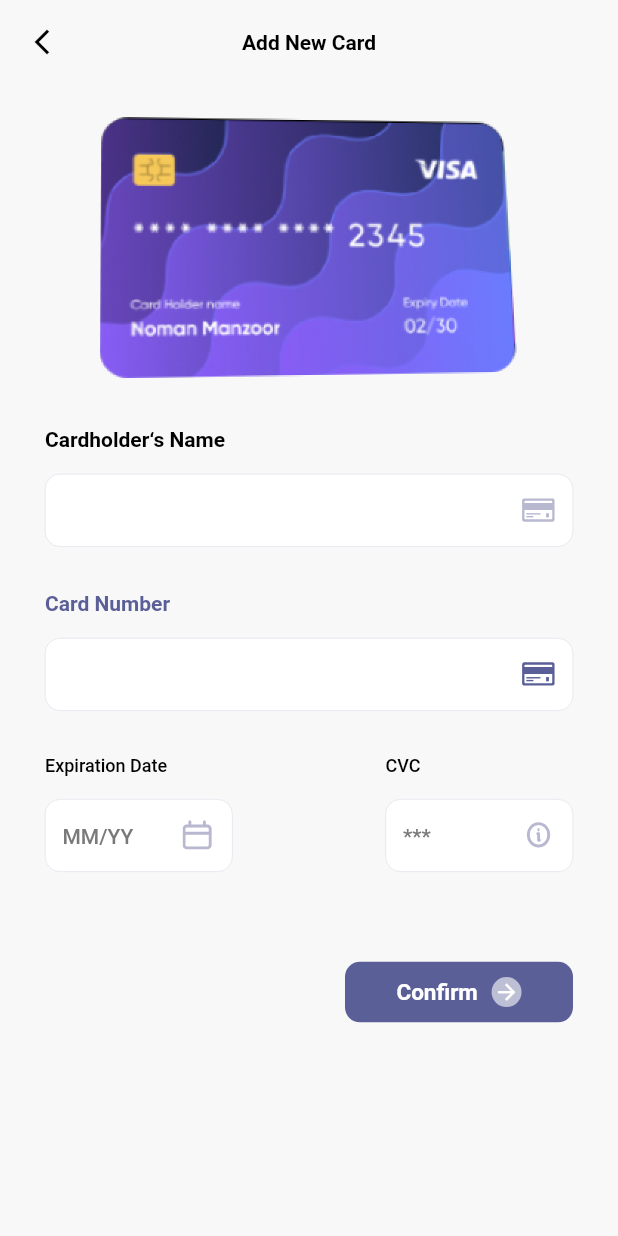
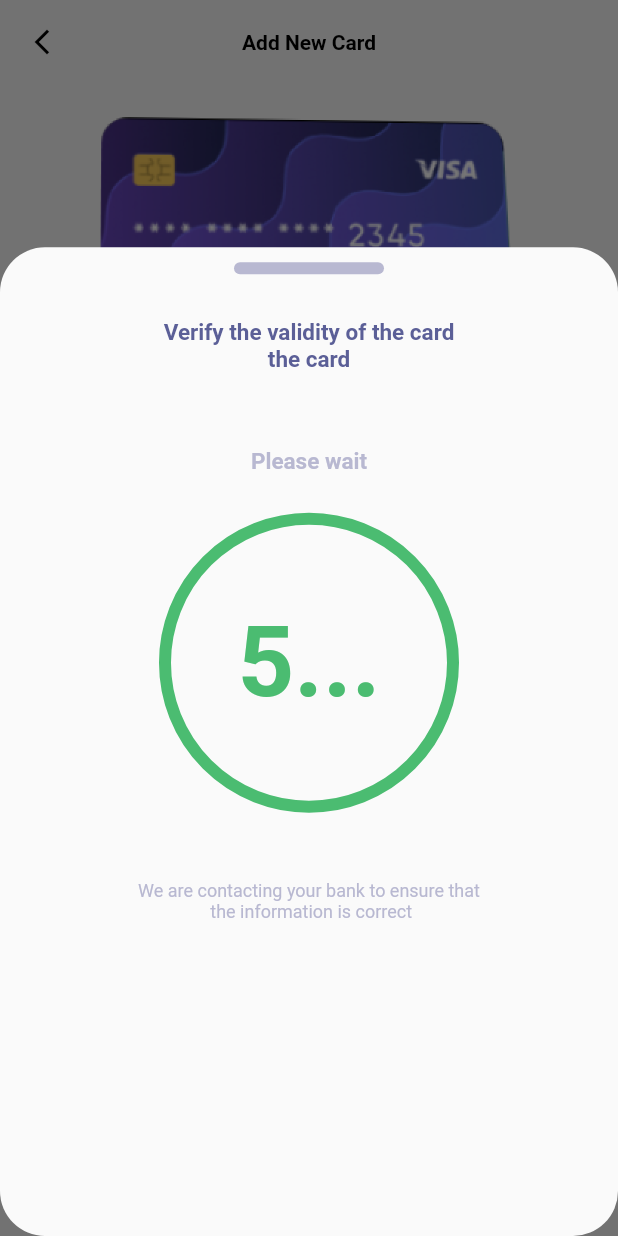
Before and after one commit to DoniaMustafa/sahelha, a Flutter app: the PaymentScreen screen opened by its route, after a tap on "Confirm", on a phone screen of 412 x 824 dp. Run offline on Flutter 3.47's test engine with Material 2 defaults, Android fonts, the phone set to English and light mode, and no system bars; our stand-ins replace flutter_svg, lottie, nb_utils, percent_indicator, pin_code_fields, smooth_star_rating_null_safety and 2 more; missing offline and left inert: horizontal_calendar, rolling_bottom_bar; Roboto replaces fonts that are missing (Poppins); statements that could not run were skipped.

Commit message:
donia update

```diff
--- a/lib/sre/choose_screen.dart
+++ b/lib/sre/choose_screen.dart
@@ -10,8 +10,15 @@ import 'package:sahelha_app/sre/application/utils/resources/values_manager.dart'
 import 'package:sahelha_app/sre/presentation/widgets/custom_button.dart';
 import 'package:sahelha_app/sre/presentation/widgets/custom_svg_image.dart';
 
-class ChooseScreen extends StatelessWidget {
-  const ChooseScreen({Key? key}) : super(key: key);
+class ChooseScreen extends StatefulWidget {
+   ChooseScreen({Key? key}) : super(key: key);
+
+  @override
+  State<ChooseScreen> createState() => _ChooseScreenState();
+}
+
+class _ChooseScreenState extends State<ChooseScreen> {
+  int index =0;
 
   @override
   Widget build(BuildContext context) {
@@ -63,7 +70,12 @@ class ChooseScreen extends StatelessWidget {
                       child: CustomButton(
                     text: 'student',
                     isIcon: true,
-                    onPressed: () => Navigator.pushNamed(context, Routes.signUpRoute),
+                    onPressed: () {
+                      setState(() {
+                        index=0;
+                      });
+                      Navigator.pushNamed(context, Routes.signUpRoute,arguments: {});
+                    },
                   )),
                   Padding(
                     padding: EdgeInsets.symmetric(
@@ -77,8 +89,12 @@ class ChooseScreen extends StatelessWidget {
                   Expanded(
                       child: CustomButton(
                     text: 'Teacher',
-                    onPressed: () =>
-                        Navigator.pushNamed(context, Routes.signUpRoute),
+                    onPressed: () {
+                      setState(() {
+                        index=1;
+                      });
+                      Navigator.pushNamed(context, Routes.signUpRoute);
+                    },
                     outlined: true,
                     textColor: ColorsManager.purpleNavy,
                   )),
--- a/lib/sre/payment/presentation/pages/payment_screen.dart
+++ b/lib/sre/payment/presentation/pages/payment_screen.dart
@@ -3,6 +3,7 @@ import 'package:nb_utils/nb_utils.dart';
 import 'package:sahelha_app/sre/application/utils/constants/app_constants.dart';
 import 'package:sahelha_app/sre/application/utils/resources/assets_manager.dart';
 import 'package:sahelha_app/sre/application/utils/resources/colors_manager.dart';
+import 'package:sahelha_app/sre/application/utils/resources/routes_manager.dart';
 import 'package:sahelha_app/sre/application/utils/resources/styles_manager.dart';
 import 'package:sahelha_app/sre/application/utils/resources/values_manager.dart';
 import 'package:sahelha_app/sre/methods.dart';
@@ -161,7 +162,7 @@ class PaymentScreen extends StatelessWidget {
                   ],
                 ),
               SizedBox(
-                height:  index == 0?60:40,
+                height: index == 0 ? 60 : 40,
               ),
               Align(
                 alignment: AlignmentDirectional.centerEnd,
@@ -171,16 +172,69 @@ class PaymentScreen extends StatelessWidget {
                     isBold: true,
                     iconColor: ColorsManager.white.withOpacity(0.6),
                     onPressed: () {
-                      // showModalBottomSheet(
-                      //     constraints: BoxConstraints(maxHeight: 330),
-                      // context: context,
-                      // shape: RoundedRectangleBorder(
-                      // borderRadius:
-                      // BorderRadius.all(Radius.circular(10))),
-                      // builder: (context) =>);
-
-                      },
-                    text: index == 0?'Confirm':'Continue',
+                      showModalBottomSheet(
+                        isScrollControlled: true,
+                          constraints:
+                              BoxConstraints(minWidth: AppConstants.width,maxHeight: AppConstants.height*0.8),
+                          context: context,
+                          shape: RoundedRectangleBorder(
+                              borderRadius:
+                                  BorderRadius.all(Radius.circular(30))),
+                          builder: (context) => Padding(
+                                padding: const EdgeInsets.all(10.0),
+                                child: Column(
+                                  crossAxisAlignment: CrossAxisAlignment.center,
+                                  children: [
+                                    Container(
+                                      height: 8,
+                                      width: 100,
+                                      decoration: BoxDecoration(
+                                          color: ColorsManager.lightGray,
+                                          borderRadius: BorderRadius.all(
+                                              Radius.circular(10))),
+                                    ),
+                                    SizedBox(
+                                      height: 30,
+                                    ),
+                                    Text(
+                                      'Verify the validity of the card\nthe card',
+                                      textAlign: TextAlign.center,
+                                      style: getSemiBoldStyle(
+                                          fontSize: 15,
+                                          color: ColorsManager.purpleNavy),
+                                    ),
+                                    SizedBox(
+                                      height: 50,
+                                    ),
+                                    Text(
+                                      'Please wait',
+                                      textAlign: TextAlign.center,
+                                      style: getSemiBoldStyle(
+                                          fontSize: 15,
+                                          color: ColorsManager.lightGray),
+                                    ),
+                                    SizedBox(
+                                      height: 25,
+                                    ),
+                                    Container(
+                                      width: 200,
+                                      height: 200,
+                                      alignment: Alignment.center,
+                                      decoration: BoxDecoration(
+                                          borderRadius: BorderRadius.all(
+                                              Radius.circular(100),),border: Border.all(color: ColorsManager.green,width:8)),
+                                      child: Text('5...',style: getSemiBoldStyle(fontSize: 66,color: ColorsManager.green),),
+                                    ),
+                                    SizedBox(
+                                      height: 45,
+                                    ),
+                                    Text('We are contacting your bank to ensure that\n the information is correct',
+                                    textAlign: TextAlign.center,style: getRegularStyle(color: ColorsManager.lightGray),)
+                                  ],
+                                ),
+                              ));
+                    },
+                    text: index == 0 ? 'Confirm' : 'Continue',
                     isIcon: true,
                   ),
                 ),
```
